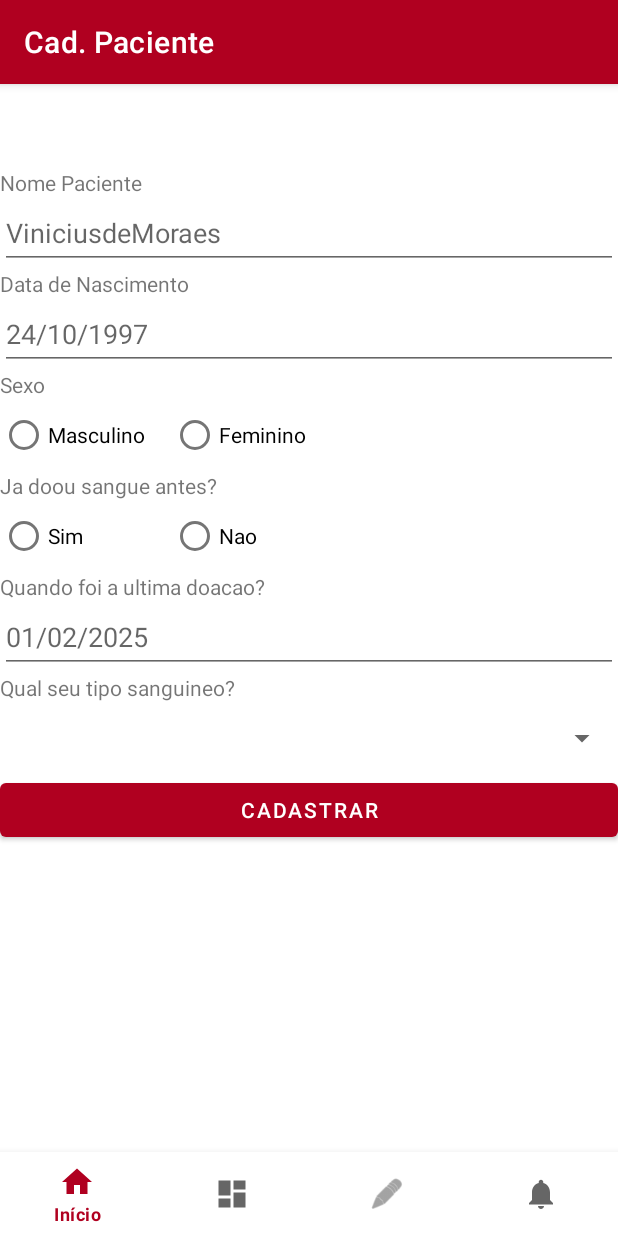
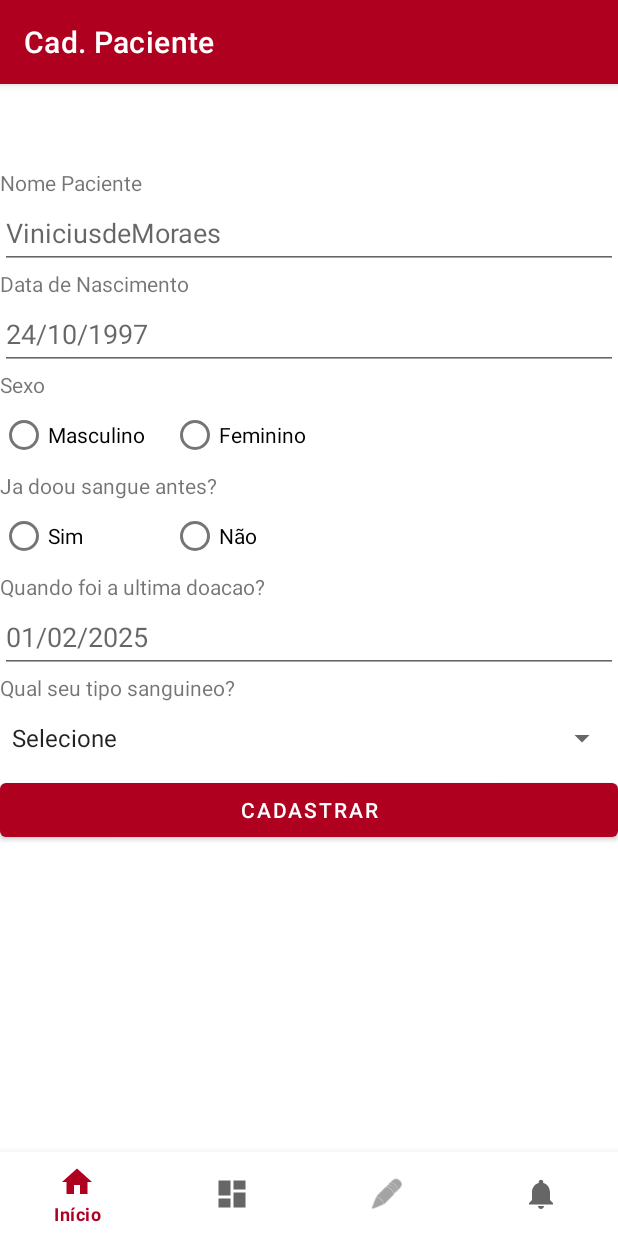
Before and after one commit to kathleenconsoli/BancodeSangue, an Android app: the CadPacienteFragment screen opened through its navigation route, after a tap on "CADASTRAR", on a phone screen of 412 x 824 dp. Run offline under Robolectric (Android 15) with nearby library versions, the phone set to English and light mode, and no system bars; our stand-ins replace navigation-ui.

Commit message:
Verificar botão e consulta em diante

```diff
--- a/app/src/main/java/br/com/kathleenconsoli/bancodesangue/ui/paciente/CadPacienteFragment.java
+++ b/app/src/main/java/br/com/kathleenconsoli/bancodesangue/ui/paciente/CadPacienteFragment.java
@@ -107,7 +107,7 @@ public class CadPacienteFragment extends Fragment implements View.OnClickListene
                 int radioButtonSexo =
                         rgSexo.getCheckedRadioButtonId();
                 View radioButtonsexo = rgSexo.findViewById(radioButtonSexo);
-                paciente.setSexo(String.valueOf(rgSexo.indexOfChild()));
+                paciente.setSexo(String.valueOf(rgSexo.indexOfChild(radioButtonsexo)));
                 int radioButtonJadoou =
                         rgjadoou.getCheckedRadioButtonId();
                 View radioButtonjadoou = rgjadoou.findViewById(radioButtonJadoou);
--- a/app/src/main/res/layout/fragment_cad_paciente.xml
+++ b/app/src/main/res/layout/fragment_cad_paciente.xml
@@ -139,7 +139,7 @@
                 android:layout_width="match_parent"
                 android:layout_height="wrap_content"
                 android:minHeight="48dp"
-                android:entries="@array/opcoes_tipo_sanguineo" />
+                android:entries="@array/opcoes_tipos_sanguineo" />
 
             <Button
                 android:id="@+id/btsalvar"
--- a/app/src/main/res/values/strings.xml
+++ b/app/src/main/res/values/strings.xml
@@ -17,12 +17,11 @@
     <string name="j_doou_sangue_antes">É já doou sangue antes?</string>
     <string name="ja_doou_sangue_antes">Ja doou sangue antes?</string>
     <string name="sim">Sim</string>
-    <string name="n_o">Não</string>
-    <string name="nao">Nao</string>
+    <string name="nao">Não</string>
     <string name="quando_foi_a_ultima_doacao">Quando foi a ultima doacao?</string>
     <string name="_01_02_2025">01/02/2025</string>
     <string name="qual_seu_tipo_sanguineo">Qual seu tipo sanguineo?</string>
-    <string-array name="tipos_sanguineo">
+    <string-array name="opcoes_tipos_sanguineo">
         <item>Selecione</item>
         <item>A+</item>
         <item>A-</item>
@@ -32,6 +31,7 @@
         <item>O-</item>
         <item>AB+</item>
         <item>AB-</item>
+        <item>Não sei</item>
     </string-array>
     <string name="cadastrar">Cadastrar</string>
 
```
